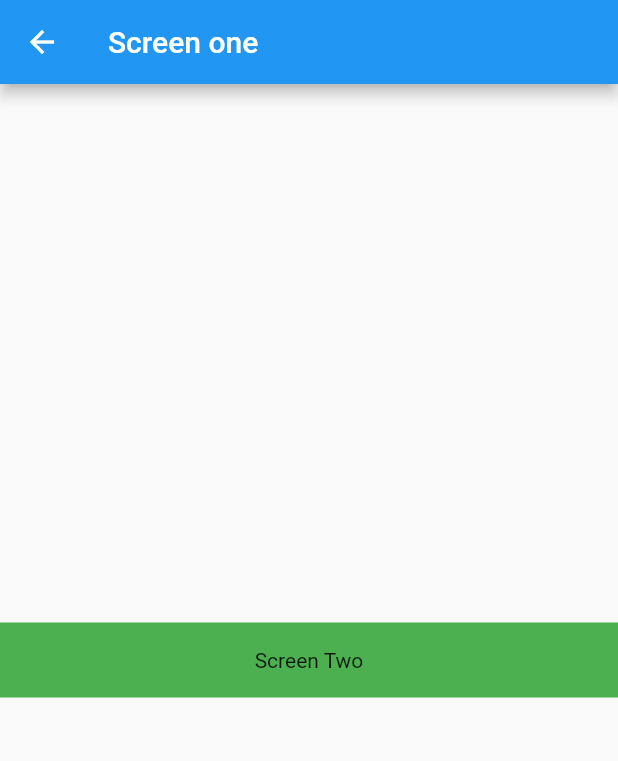
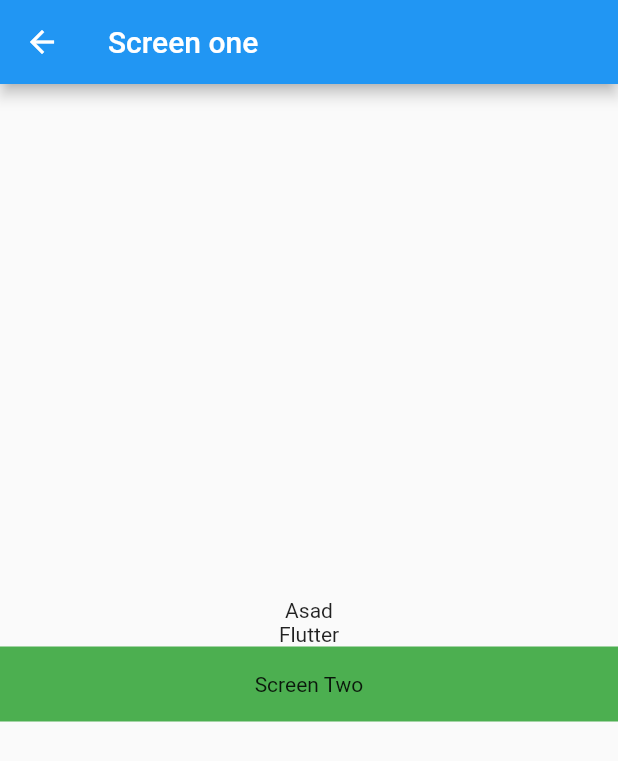
Before and after one commit to asadullah43/flutter-routing, a Flutter app: the screen it shows after launch, after a tap on "Screen one", on a phone screen of 412 x 824 dp. Shown: the top 761 px of the screen. Run offline on Flutter 3.47's test engine with Material 2 defaults, Android fonts, the phone set to English and light mode, and no system bars.

Commit message:
routing done

```diff
--- a/lib/home_screen.dart
+++ b/lib/home_screen.dart
@@ -1,8 +1,9 @@
 import 'package:flutter/material.dart';
-import 'package:practise_routing/screen_one.dart';
+
+import 'package:practise_routing/utils/routes_name.dart';
 
 class HomeScreen extends StatefulWidget {
-  static const id = 'home_screen';
+  // static const id = 'home_screen';
   const HomeScreen({Key? key}) : super(key: key);
 
   @override
@@ -24,7 +25,9 @@ class _HomeScreenState extends State<HomeScreen> {
           children: [
             InkWell(
               onTap: (() {
-                Navigator.pushNamed(context, ScreenOne.id);
+                Navigator.pushNamed(context, RoutesName.screenOne,
+                    arguments: {'Name': "Asad", 'subject': "Flutter"});
+                // Navigator.pushNamed(context, ScreenOne.id);
               }),
               child: Container(
                 height: 50,
--- a/lib/main.dart
+++ b/lib/main.dart
@@ -2,6 +2,8 @@ import 'package:flutter/material.dart';
 import 'package:practise_routing/home_screen.dart';
 import 'package:practise_routing/screen_one.dart';
 import 'package:practise_routing/screen_three.dart';
+import 'package:practise_routing/utils/routes.dart';
+import 'package:practise_routing/utils/routes_name.dart';
 
 void main() {
   runApp(const MyApp());
@@ -18,12 +20,15 @@ class MyApp extends StatelessWidget {
       theme: ThemeData(
         primarySwatch: Colors.blue,
       ),
-      initialRoute: HomeScreen.id,
-      routes: {
-        HomeScreen.id: (context) => const HomeScreen(),
-        ScreenOne.id: (context) => const ScreenOne(),
-        ScreenThree.id: (context) => const ScreenThree(),
-      },
+      home: HomeScreen(),
+      // initialRoute: HomeScreen.id,
+      // routes: {
+      //   HomeScreen.id: (context) => const HomeScreen(),
+      //   ScreenOne.id: (context) => const ScreenOne(),
+      //   ScreenThree.id: (context) => const ScreenThree(),
+      // },
+      initialRoute: RoutesName.homeScreen,
+      onGenerateRoute: Routes.genrateRoute,
     );
   }
 }
--- a/lib/screen_one.dart
+++ b/lib/screen_one.dart
@@ -1,9 +1,10 @@
 import 'package:flutter/material.dart';
-import 'package:practise_routing/screen_three.dart';
+import 'package:practise_routing/utils/routes_name.dart';
 
 class ScreenOne extends StatefulWidget {
-  static const id = 'screen_one';
-  const ScreenOne({Key? key}) : super(key: key);
+  dynamic data;
+  // static const id = 'screen_one';
+  ScreenOne({Key? key, required this.data}) : super(key: key);
 
   @override
   State<ScreenOne> createState() => _ScreenOneState();
@@ -22,13 +23,20 @@ class _ScreenOneState extends State<ScreenOne> {
         children: [
           InkWell(
             onTap: (() {
-              Navigator.pushNamed(context, ScreenThree.id);
+              Navigator.pushNamed(context, RoutesName.screenThree);
+              // Navigator.pushNamed(context, ScreenThree.id);
             }),
-            child: Container(
-              height: 50,
-              width: double.infinity,
-              color: Colors.green,
-              child: const Center(child: Text('Screen Two')),
+            child: Column(
+              children: [
+                Text(widget.data['Name']),
+                Text(widget.data['subject']),
+                Container(
+                  height: 50,
+                  width: double.infinity,
+                  color: Colors.green,
+                  child: const Center(child: Text('Screen Two')),
+                ),
+              ],
             ),
           )
         ],
--- a/lib/screen_three.dart
+++ b/lib/screen_three.dart
@@ -2,7 +2,7 @@ import 'package:flutter/material.dart';
 import 'package:practise_routing/home_screen.dart';
 
 class ScreenThree extends StatefulWidget {
-  static const id = 'screen_three';
+  // static const id = 'screen_three';
   const ScreenThree({Key? key}) : super(key: key);
 
   @override
@@ -22,7 +22,7 @@ class _ScreenThreeState extends State<ScreenThree> {
         children: [
           InkWell(
             onTap: (() {
-              Navigator.pushNamed(context, HomeScreen.id);
+              // Navigator.pushNamed(context, HomeScreen.id);
             }),
             child: Container(
               height: 50,
--- /dev/null
+++ b/lib/utils/routes.dart
@@ -0,0 +1,28 @@
+import 'package:flutter/material.dart';
+import 'package:practise_routing/home_screen.dart';
+import 'package:practise_routing/screen_one.dart';
+import 'package:practise_routing/screen_three.dart';
+import 'package:practise_routing/utils/routes_name.dart';
+
+class Routes {
+  static MaterialPageRoute genrateRoute(RouteSettings settings) {
+    switch (settings.name) {
+      case RoutesName.homeScreen:
+        return MaterialPageRoute(builder: ((context) => const HomeScreen()));
+      case RoutesName.screenOne:
+        return MaterialPageRoute(
+            builder: ((context) => ScreenOne(
+                  data: settings.arguments as Map,
+                )));
+      case RoutesName.screenThree:
+        return MaterialPageRoute(builder: ((context) => const ScreenThree()));
+
+      default:
+        return MaterialPageRoute(builder: ((context) {
+          return const Scaffold(
+            body: Center(child: Text('No Routes define')),
+          );
+        }));
+    }
+  }
+}
--- /dev/null
+++ b/lib/utils/routes_name.dart
@@ -0,0 +1,5 @@
+class RoutesName {
+  static const homeScreen = 'home_screen';
+  static const screenOne = 'screen_one';
+  static const screenThree = 'screen_three';
+}
```
